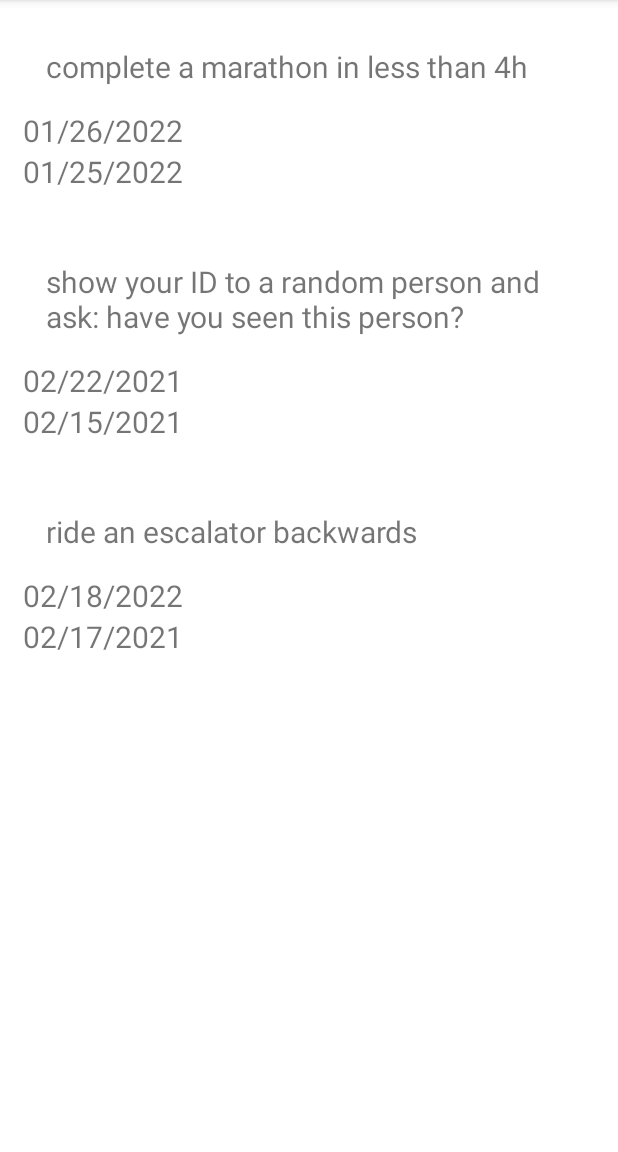
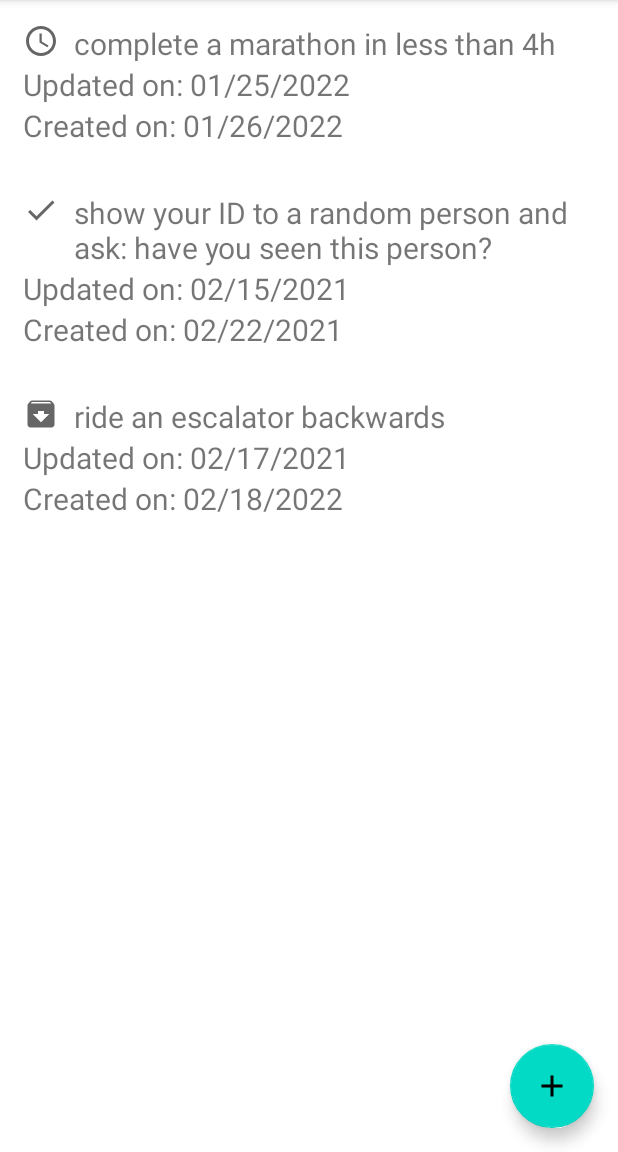
Before and after one commit to chillyssa/app02, an Android app: the screen it shows after launch (MainActivity), on a phone screen of 412 x 824 dp, the part 84-1236 px from its top. Run offline under Robolectric (Android 15) with nearby library versions, the phone set to English and light mode, and no system bars.

Commit message:
status buttons. more little things.

```diff
--- a/app/src/main/java/edu/msudenver/bucketlist/MainActivity.kt
+++ b/app/src/main/java/edu/msudenver/bucketlist/MainActivity.kt
@@ -52,15 +52,28 @@ class MainActivity : AppCompatActivity(), View.OnClickListener, View.OnLongClick
 
             // sets the holder's on long click listener for the delete operation
             view.setOnLongClickListener(onLongClickListener)
+
             return ItemHolder(view)
         }
 
         override fun onBindViewHolder(holder: ItemHolder, position: Int) {
             val item = bucketlist[position]
+
+            if (item.status==1 ) {
+                 holder.itemStatus.setImageResource(R.drawable.completed_item)
+            }
+            else if (item.status == 2) {
+                holder.itemStatus.setImageResource(R.drawable.archived_item)
+            }
+            else {
+                holder.itemStatus.setImageResource(R.drawable.scheduled_item)
+            }
             //holder.itemStatus.drawable = item.status <- TODO: need to figure out the connection between status and view
             holder.itemContent.text = item.description
             holder.itemCreated.text = USA_FORMAT.format(item.creationDate)
             holder.itemUpdated.text = USA_FORMAT.format(item.updateDate)
+
+
         }
 
         override fun getItemCount(): Int {
--- a/app/src/main/res/layout/activity_main.xml
+++ b/app/src/main/res/layout/activity_main.xml
@@ -1,8 +1,7 @@
 <?xml version="1.0" encoding="utf-8"?>
-<LinearLayout xmlns:android="http://schemas.android.com/apk/res/android"
+<FrameLayout xmlns:android="http://schemas.android.com/apk/res/android"
     android:layout_width="match_parent"
-    android:layout_height="match_parent"
-    android:orientation="vertical">
+    android:layout_height="match_parent">
 
     <androidx.recyclerview.widget.RecyclerView
         android:layout_width="match_parent"
@@ -17,4 +16,4 @@
         android:src="@drawable/ic_baseline_add_24"
         android:layout_margin="16dp" />
 
-</LinearLayout>
+</FrameLayout>
--- a/app/src/main/res/layout/item_list.xml
+++ b/app/src/main/res/layout/item_list.xml
@@ -8,20 +8,21 @@
     <LinearLayout
         android:layout_width="match_parent"
         android:layout_height="wrap_content"
-        android:padding="15dp"
         android:orientation="horizontal">
 
         <androidx.appcompat.widget.AppCompatImageView
             android:layout_width="wrap_content"
             android:layout_height="wrap_content"
             android:inputType="number"
-            android:textSize="15dp"
-            android:id="@+id/itemStatus" />
+            android:textSize="15sp"
+            android:id="@+id/itemStatus"
+            android:paddingRight="10dp"
+            />
 
         <TextView
             android:layout_width="wrap_content"
             android:layout_height="wrap_content"
-            android:textSize="20dp"
+            android:textSize="20sp"
             android:id="@+id/itemContent"/>
         <TextView
             android:layout_width="wrap_content"
@@ -29,17 +30,36 @@
             android:id="@+id/txtItemId"
             android:visibility="invisible"/>
     </LinearLayout>
-
-    <TextView
+    <LinearLayout
         android:layout_width="match_parent"
         android:layout_height="wrap_content"
-        android:id="@+id/itemUpdated"
-        android:textSize="20dp"/>
+        android:orientation="horizontal">
+        <TextView
+            android:layout_width="wrap_content"
+            android:layout_height="wrap_content"
+            android:text="Updated on: "
+            android:textSize="20sp"/>
+         <TextView
+             android:layout_width="wrap_content"
+             android:layout_height="wrap_content"
+             android:id="@+id/itemCreated"
+             android:textSize="20sp"/>
+    </LinearLayout>
 
-    <TextView
+    <LinearLayout
         android:layout_width="match_parent"
         android:layout_height="wrap_content"
-        android:id="@+id/itemCreated"
-        android:textSize="20dp"/>
+        android:orientation="horizontal">
+        <TextView
+            android:layout_width="wrap_content"
+            android:layout_height="wrap_content"
+            android:text="Created on: "
+            android:textSize="20sp"/>
+        <TextView
+            android:layout_width="wrap_content"
+            android:layout_height="wrap_content"
+            android:id="@+id/itemUpdated"
+            android:textSize="20sp"/>
 
 </LinearLayout>
+</LinearLayout>
```
Also changed, not shown: app/src/main/java/edu/msudenver/bucketlist/CreateUpdateActivity.kt (+56 -6 lines).
